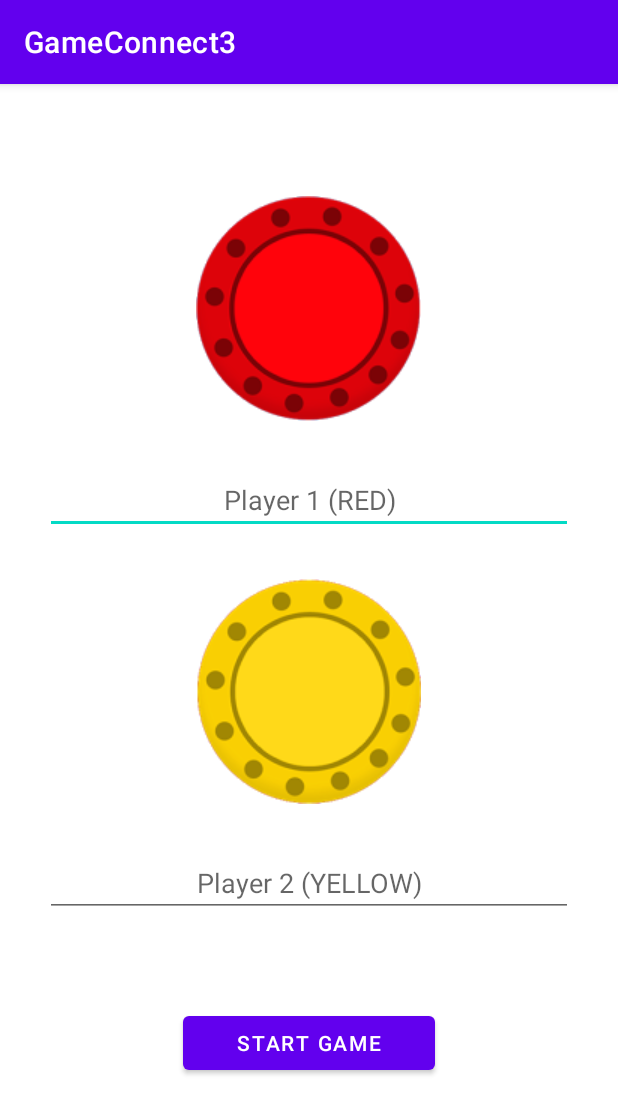
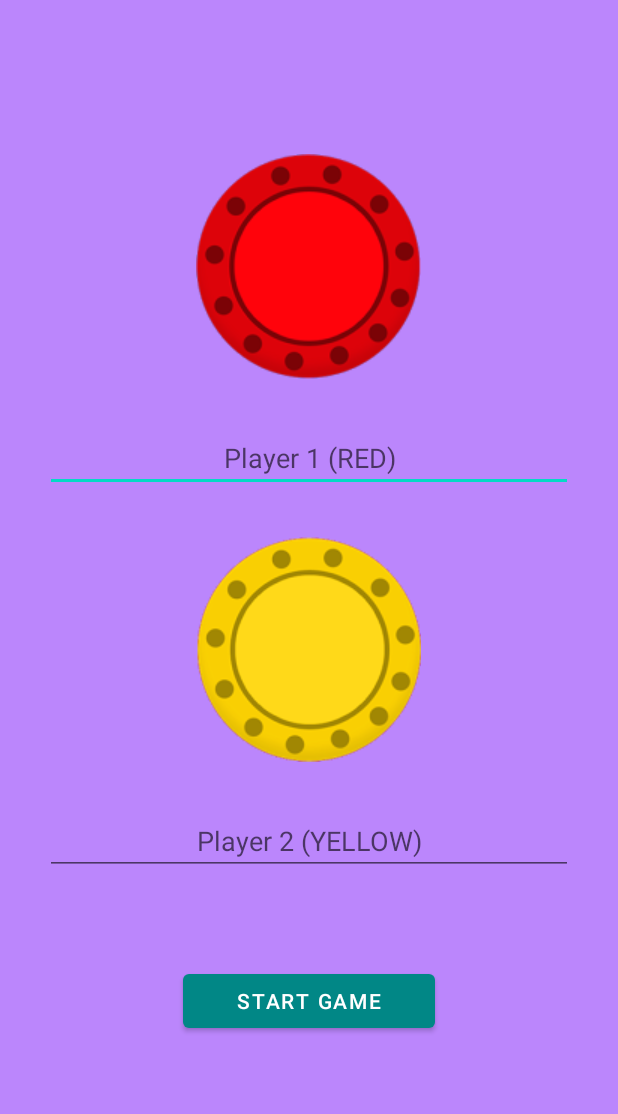
Before and after one commit to saih1/TicTacToeApp, an Android app: the screen it shows after launch (MainActivity), on a phone screen of 412 x 824 dp. Shown: the top 1114 px of the screen. Run offline under Robolectric (Android 15) with nearby library versions, the phone set to English and light mode, and no system bars.

Commit message:
changed background, btn colors & actionbar.hide()

```diff
--- a/app/src/main/java/com/saihtoo/gameconnect3/GameActivity.java
+++ b/app/src/main/java/com/saihtoo/gameconnect3/GameActivity.java
@@ -7,6 +7,8 @@ import android.os.Bundle;
 import android.view.View;
 import android.widget.ImageView;
 import android.widget.TextView;
+
+import java.util.Objects;
 
 public class GameActivity extends AppCompatActivity
 {
@@ -99,6 +101,8 @@ public class GameActivity extends AppCompatActivity
     protected void onCreate(Bundle savedInstanceState) {
         super.onCreate(savedInstanceState);
         setContentView(R.layout.activity_game);
+        Objects.requireNonNull(getSupportActionBar()).hide();
+
         player1_id = getIntent().getStringExtra("Player 1 Name");
         player2_id = getIntent().getStringExtra("Player 2 Name");
         playerTextView = findViewById(R.id.playerName);
--- a/app/src/main/java/com/saihtoo/gameconnect3/MainActivity.java
+++ b/app/src/main/java/com/saihtoo/gameconnect3/MainActivity.java
@@ -10,6 +10,8 @@ import android.widget.EditText;
 import android.widget.ImageView;
 import android.widget.Toast;
 
+import java.util.Objects;
+
 public class MainActivity extends AppCompatActivity
 {
     EditText player1, player2;
@@ -20,6 +22,8 @@ public class MainActivity extends AppCompatActivity
     protected void onCreate(Bundle savedInstanceState) {
         super.onCreate(savedInstanceState);
         setContentView(R.layout.activity_main);
+        Objects.requireNonNull(getSupportActionBar()).hide();
+
         player1 = findViewById(R.id.player1EditText);
         player2 = findViewById(R.id.player2EditText);
 
--- a/app/src/main/res/layout/activity_game.xml
+++ b/app/src/main/res/layout/activity_game.xml
@@ -5,6 +5,7 @@
     android:layout_width="match_parent"
     android:layout_height="match_parent"
     android:layout_gravity="center"
+    android:background="@color/purple_200"
     tools:context=".GameActivity">
 
     <GridLayout
--- a/app/src/main/res/layout/activity_main.xml
+++ b/app/src/main/res/layout/activity_main.xml
@@ -4,6 +4,7 @@
     xmlns:tools="http://schemas.android.com/tools"
     android:layout_width="match_parent"
     android:layout_height="match_parent"
+    android:background="@color/purple_200"
     android:gravity="center"
     android:orientation="vertical"
     tools:context=".MainActivity">
--- a/app/src/main/res/values/themes.xml
+++ b/app/src/main/res/values/themes.xml
@@ -2,7 +2,7 @@
     <!-- Base application theme. -->
     <style name="Theme.GameConnect3" parent="Theme.MaterialComponents.DayNight.DarkActionBar">
         <!-- Primary brand color. -->
-        <item name="colorPrimary">@color/purple_500</item>
+        <item name="colorPrimary">@color/teal_700</item>
         <item name="colorPrimaryVariant">@color/purple_700</item>
         <item name="colorOnPrimary">@color/white</item>
         <!-- Secondary brand color. -->
```
